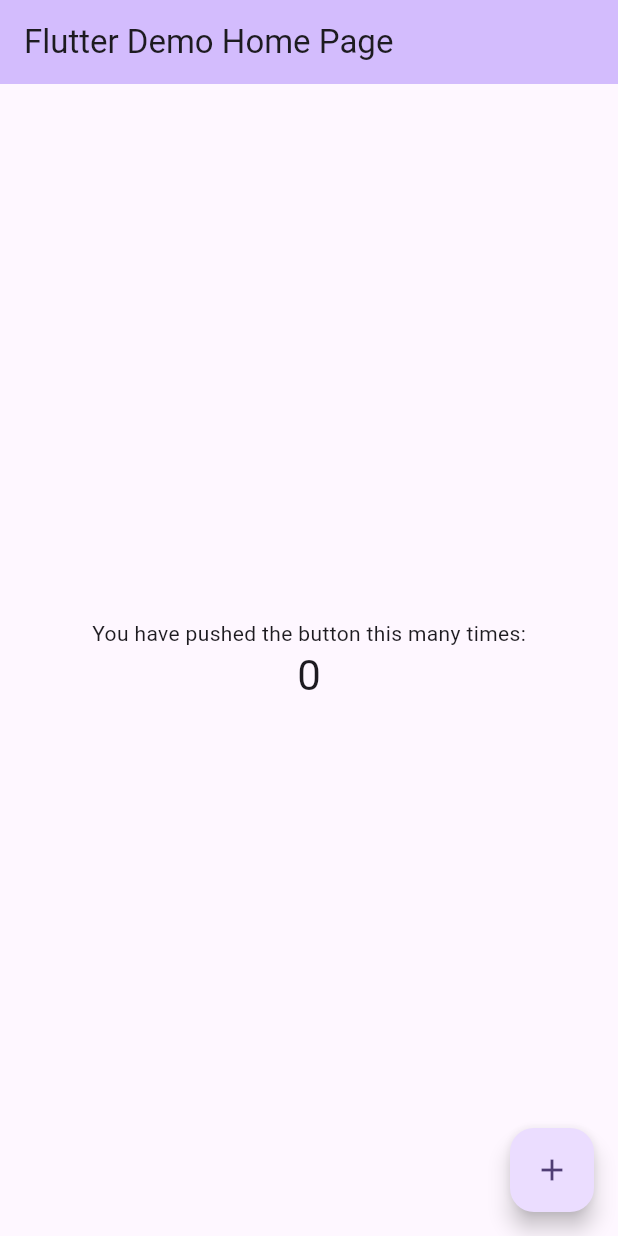
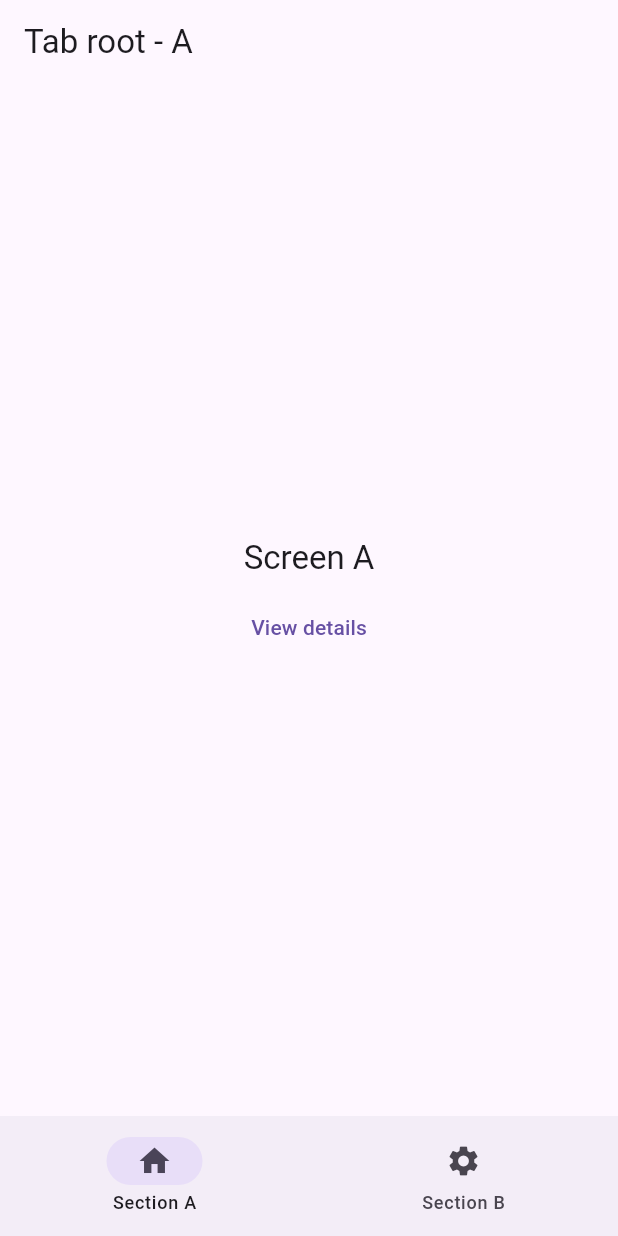
Before and after one commit to papaya-app/ecommerce, a Flutter app: the screen it shows after launch, on a phone screen of 412 x 824 dp. Run offline on Flutter 3.47's test engine with Material 3 defaults, Android fonts, the phone set to English and light mode, and no system bars; our stand-ins replace go_router.

Commit message:
添加路由示例

```diff
--- a/lib/main.dart
+++ b/lib/main.dart
@@ -1,125 +1,277 @@
 import 'package:flutter/material.dart';
+import 'package:go_router/go_router.dart';
+// ignore: depend_on_referenced_packages
+import 'package:flutter_web_plugins/url_strategy.dart';
+
+// private navigators
+final _rootNavigatorKey = GlobalKey<NavigatorState>();
+final _shellNavigatorAKey = GlobalKey<NavigatorState>(debugLabel: 'shellA');
+final _shellNavigatorBKey = GlobalKey<NavigatorState>(debugLabel: 'shellB');
+
+final goRouter = GoRouter(
+  initialLocation: '/a',
+  // * Passing a navigatorKey causes an issue on hot reload:
+  // * https://github.com/flutter/flutter/issues/113757#issuecomment-1518421380
+  // * However it's still necessary otherwise the navigator pops back to
+  // * root on hot reload
+  navigatorKey: _rootNavigatorKey,
+  debugLogDiagnostics: true,
+  routes: [
+    // Stateful navigation based on:
+    // https://github.com/flutter/packages/blob/main/packages/go_router/example/lib/stateful_shell_route.dart
+    StatefulShellRoute.indexedStack(
+      builder: (context, state, navigationShell) {
+        return ScaffoldWithNestedNavigation(navigationShell: navigationShell);
+      },
+      branches: [
+        StatefulShellBranch(
+          navigatorKey: _shellNavigatorAKey,
+          routes: [
+            GoRoute(
+              path: '/a',
+              pageBuilder: (context, state) => const NoTransitionPage(
+                child: RootScreen(label: 'A', detailsPath: '/a/details'),
+              ),
+              routes: [
+                GoRoute(
+                  path: 'details',
+                  builder: (context, state) => const DetailsScreen(label: 'A'),
+                ),
+              ],
+            ),
+          ],
+        ),
+        StatefulShellBranch(
+          navigatorKey: _shellNavigatorBKey,
+          routes: [
+            // Shopping Cart
+            GoRoute(
+              path: '/b',
+              pageBuilder: (context, state) => const NoTransitionPage(
+                child: RootScreen(label: 'B', detailsPath: '/b/details'),
+              ),
+              routes: [
+                GoRoute(
+                  path: 'details',
+                  builder: (context, state) => const DetailsScreen(label: 'B'),
+                ),
+              ],
+            ),
+          ],
+        ),
+      ],
+    ),
+  ],
+);
 
 void main() {
+  // turn off the # in the URLs on the web
+  usePathUrlStrategy();
   runApp(const MyApp());
 }
 
 class MyApp extends StatelessWidget {
   const MyApp({super.key});
 
-  // This widget is the root of your application.
   @override
   Widget build(BuildContext context) {
-    return MaterialApp(
-      title: 'Flutter Demo',
-      theme: ThemeData(
-        // This is the theme of your application.
-        //
-        // TRY THIS: Try running your application with "flutter run". You'll see
-        // the application has a purple toolbar. Then, without quitting the app,
-        // try changing the seedColor in the colorScheme below to Colors.green
-        // and then invoke "hot reload" (save your changes or press the "hot
-        // reload" button in a Flutter-supported IDE, or press "r" if you used
-        // the command line to start the app).
-        //
-        // Notice that the counter didn't reset back to zero; the application
-        // state is not lost during the reload. To reset the state, use hot
-        // restart instead.
-        //
-        // This works for code too, not just values: Most code changes can be
-        // tested with just a hot reload.
-        colorScheme: ColorScheme.fromSeed(seedColor: Colors.deepPurple),
-        useMaterial3: true,
-      ),
-      home: const MyHomePage(title: 'Flutter Demo Home Page'),
+    return MaterialApp.router(
+      routerConfig: goRouter,
+      debugShowCheckedModeBanner: false,
+      theme: ThemeData(primarySwatch: Colors.indigo),
     );
   }
 }
 
-class MyHomePage extends StatefulWidget {
-  const MyHomePage({super.key, required this.title});
+// Stateful navigation based on:
+// https://github.com/flutter/packages/blob/main/packages/go_router/example/lib/stateful_shell_route.dart
+class ScaffoldWithNestedNavigation extends StatelessWidget {
+  const ScaffoldWithNestedNavigation({
+    Key? key,
+    required this.navigationShell,
+  }) : super(
+            key: key ?? const ValueKey<String>('ScaffoldWithNestedNavigation'));
+  final StatefulNavigationShell navigationShell;
 
-  // This widget is the home page of your application. It is stateful, meaning
-  // that it has a State object (defined below) that contains fields that affect
-  // how it looks.
-
-  // This class is the configuration for the state. It holds the values (in this
-  // case the title) provided by the parent (in this case the App widget) and
-  // used by the build method of the State. Fields in a Widget subclass are
-  // always marked "final".
-
-  final String title;
-
-  @override
-  State<MyHomePage> createState() => _MyHomePageState();
-}
-
-class _MyHomePageState extends State<MyHomePage> {
-  int _counter = 0;
-
-  void _incrementCounter() {
-    setState(() {
-      // This call to setState tells the Flutter framework that something has
-      // changed in this State, which causes it to rerun the build method below
-      // so that the display can reflect the updated values. If we changed
-      // _counter without calling setState(), then the build method would not be
-      // called again, and so nothing would appear to happen.
-      _counter++;
-    });
+  void _goBranch(int index) {
+    navigationShell.goBranch(
+      index,
+      // A common pattern when using bottom navigation bars is to support
+      // navigating to the initial location when tapping the item that is
+      // already active. This example demonstrates how to support this behavior,
+      // using the initialLocation parameter of goBranch.
+      initialLocation: index == navigationShell.currentIndex,
+    );
   }
 
   @override
   Widget build(BuildContext context) {
-    // This method is rerun every time setState is called, for instance as done
-    // by the _incrementCounter method above.
-    //
-    // The Flutter framework has been optimized to make rerunning build methods
-    // fast, so that you can just rebuild anything that needs updating rather
-    // than having to individually change instances of widgets.
+    return LayoutBuilder(builder: (context, constraints) {
+      if (constraints.maxWidth < 450) {
+        return ScaffoldWithNavigationBar(
+          body: navigationShell,
+          selectedIndex: navigationShell.currentIndex,
+          onDestinationSelected: _goBranch,
+        );
+      } else {
+        return ScaffoldWithNavigationRail(
+          body: navigationShell,
+          selectedIndex: navigationShell.currentIndex,
+          onDestinationSelected: _goBranch,
+        );
+      }
+    });
+  }
+}
+
+class ScaffoldWithNavigationBar extends StatelessWidget {
+  const ScaffoldWithNavigationBar({
+    super.key,
+    required this.body,
+    required this.selectedIndex,
+    required this.onDestinationSelected,
+  });
+  final Widget body;
+  final int selectedIndex;
+  final ValueChanged<int> onDestinationSelected;
+
+  @override
+  Widget build(BuildContext context) {
+    return Scaffold(
+      body: body,
+      bottomNavigationBar: NavigationBar(
+        selectedIndex: selectedIndex,
+        destinations: const [
+          NavigationDestination(label: 'Section A', icon: Icon(Icons.home)),
+          NavigationDestination(label: 'Section B', icon: Icon(Icons.settings)),
+        ],
+        onDestinationSelected: onDestinationSelected,
+      ),
+    );
+  }
+}
+
+class ScaffoldWithNavigationRail extends StatelessWidget {
+  const ScaffoldWithNavigationRail({
+    super.key,
+    required this.body,
+    required this.selectedIndex,
+    required this.onDestinationSelected,
+  });
+  final Widget body;
+  final int selectedIndex;
+  final ValueChanged<int> onDestinationSelected;
+
+  @override
+  Widget build(BuildContext context) {
+    return Scaffold(
+      body: Row(
+        children: [
+          NavigationRail(
+            selectedIndex: selectedIndex,
+            onDestinationSelected: onDestinationSelected,
+            labelType: NavigationRailLabelType.all,
+            destinations: const <NavigationRailDestination>[
+              NavigationRailDestination(
+                label: Text('Section A'),
+                icon: Icon(Icons.home),
+              ),
+              NavigationRailDestination(
+                label: Text('Section B'),
+                icon: Icon(Icons.settings),
+              ),
+            ],
+          ),
+          const VerticalDivider(thickness: 1, width: 1),
+          // This is the main content.
+          Expanded(
+            child: body,
+          ),
+        ],
+      ),
+    );
+  }
+}
+
+/// Widget for the root/initial pages in the bottom navigation bar.
+class RootScreen extends StatelessWidget {
+  /// Creates a RootScreen
+  const RootScreen({required this.label, required this.detailsPath, Key? key})
+      : super(key: key);
+
+  /// The label
+  final String label;
+
+  /// The path to the detail page
+  final String detailsPath;
+
+  @override
+  Widget build(BuildContext context) {
     return Scaffold(
       appBar: AppBar(
-        // TRY THIS: Try changing the color here to a specific color (to
-        // Colors.amber, perhaps?) and trigger a hot reload to see the AppBar
-        // change color while the other colors stay the same.
-        backgroundColor: Theme.of(context).colorScheme.inversePrimary,
-        // Here we take the value from the MyHomePage object that was created by
-        // the App.build method, and use it to set our appbar title.
-        title: Text(widget.title),
+        title: Text('Tab root - $label'),
       ),
       body: Center(
-        // Center is a layout widget. It takes a single child and positions it
-        // in the middle of the parent.
         child: Column(
-          // Column is also a layout widget. It takes a list of children and
-          // arranges them vertically. By default, it sizes itself to fit its
-          // children horizontally, and tries to be as tall as its parent.
-          //
-          // Column has various properties to control how it sizes itself and
-          // how it positions its children. Here we use mainAxisAlignment to
-          // center the children vertically; the main axis here is the vertical
-          // axis because Columns are vertical (the cross axis would be
-          // horizontal).
-          //
-          // TRY THIS: Invoke "debug painting" (choose the "Toggle Debug Paint"
-          // action in the IDE, or press "p" in the console), to see the
-          // wireframe for each widget.
-          mainAxisAlignment: MainAxisAlignment.center,
+          mainAxisSize: MainAxisSize.min,
           children: <Widget>[
-            const Text(
-              'You have pushed the button this many times:',
-            ),
-            Text(
-              '$_counter',
-              style: Theme.of(context).textTheme.headlineMedium,
+            Text('Screen $label',
+                style: Theme.of(context).textTheme.titleLarge),
+            const Padding(padding: EdgeInsets.all(4)),
+            TextButton(
+              onPressed: () => context.go(detailsPath),
+              child: const Text('View details'),
             ),
           ],
         ),
       ),
-      floatingActionButton: FloatingActionButton(
-        onPressed: _incrementCounter,
-        tooltip: 'Increment',
-        child: const Icon(Icons.add),
-      ), // This trailing comma makes auto-formatting nicer for build methods.
     );
   }
 }
+
+/// The details screen for either the A or B screen.
+class DetailsScreen extends StatefulWidget {
+  /// Constructs a [DetailsScreen].
+  const DetailsScreen({
+    required this.label,
+    Key? key,
+  }) : super(key: key);
+
+  /// The label to display in the center of the screen.
+  final String label;
+
+  @override
+  State<StatefulWidget> createState() => DetailsScreenState();
+}
+
+/// The state for DetailsScreen
+class DetailsScreenState extends State<DetailsScreen> {
+  int _counter = 0;
+
+  @override
+  Widget build(BuildContext context) {
+    return Scaffold(
+      appBar: AppBar(
+        title: Text('Details Screen - ${widget.label}'),
+      ),
+      body: Center(
+        child: Column(
+          mainAxisSize: MainAxisSize.min,
+          children: <Widget>[
+            Text('Details for ${widget.label} - Counter: $_counter',
+                style: Theme.of(context).textTheme.titleLarge),
+            const Padding(padding: EdgeInsets.all(4)),
+            TextButton(
+              onPressed: () {
+                setState(() {
+                  _counter++;
+                });
+              },
+              child: const Text('Increment counter'),
+            ),
+          ],
+        ),
+      ),
+    );
+  }
+}
--- a/pubspec.yaml
+++ b/pubspec.yaml
@@ -35,6 +35,7 @@ dependencies:
   # The following adds the Cupertino Icons font to your application.
   # Use with the CupertinoIcons class for iOS style icons.
   cupertino_icons: ^1.0.2
+  go_router: ^13.0.0
 
 dev_dependencies:
   flutter_test:
```
Also changed, not shown: pubspec.lock.
